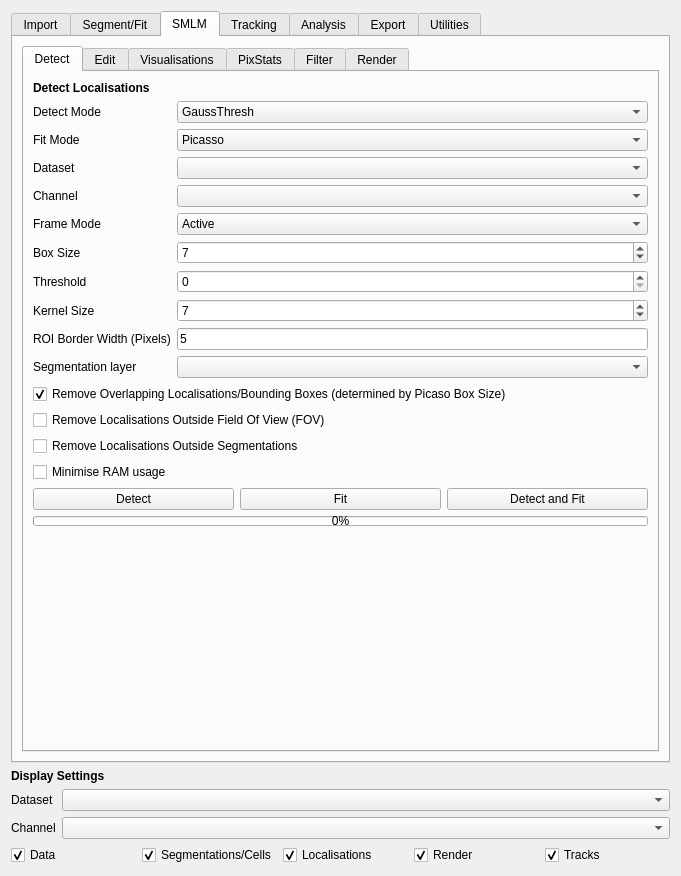
Qt form src/moltrack/GUI/widget_ui.ui (piedrro/napari-moltrack) before a commit.
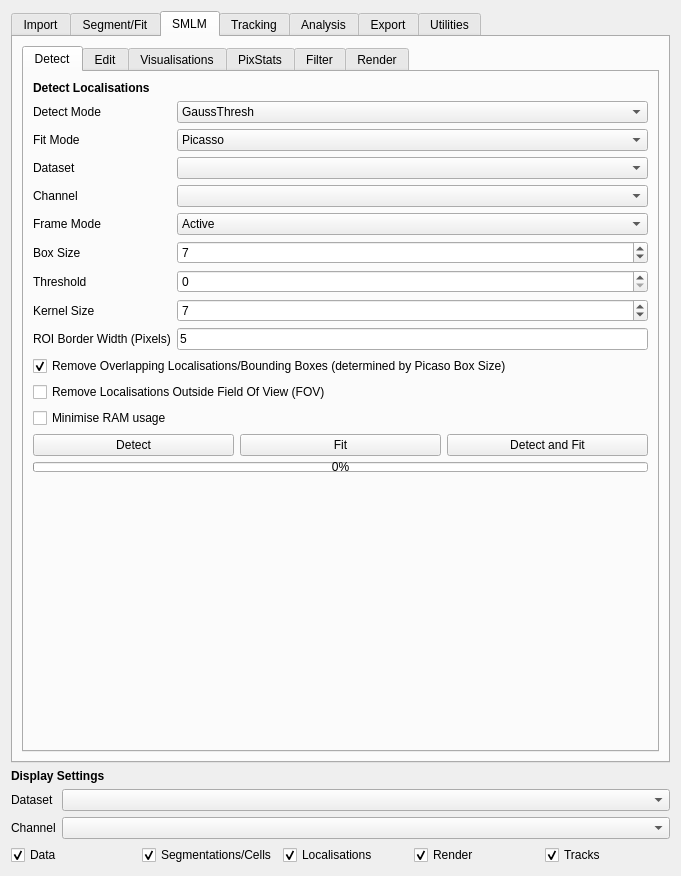
The same form after that commit. The open tabs and pages were chosen to show the change.

Commit message: removed polygon picasso filtering

Diff of the .ui file:
```diff
--- a/src/moltrack/GUI/widget_ui.ui
+++ b/src/moltrack/GUI/widget_ui.ui
@@ -1689,16 +1689,6 @@
                </property>
               </widget>
              </item>
-             <item row="9" column="0">
-              <widget class="QLabel" name="label_30">
-               <property name="text">
-                <string>Segmentation layer</string>
-               </property>
-              </widget>
-             </item>
-             <item row="9" column="1">
-              <widget class="QComboBox" name="picasso_segmentation_layer"/>
-             </item>
             </layout>
            </item>
            <item>
@@ -1718,13 +1708,6 @@
              </property>
             </widget>
            </item>
-           <item>
-            <widget class="QCheckBox" name="picasso_segmentation_filter">
-             <property name="text">
-              <string>Remove Localisations Outside Segmentations</string>
-             </property>
-            </widget>
-           </item>
            <item>
             <widget class="QCheckBox" name="picasso_minimise_ram">
              <property name="text">
```
Left out of the diff: 2 changed lines with no effect on the pictures. The commit also changes 6 other files.
